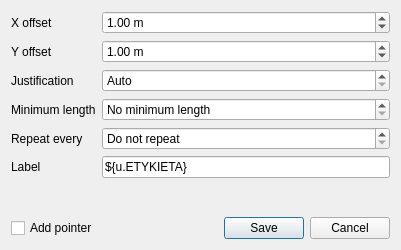
First picture: the form in labeldialog.ui, repository Kuszki/EW-Database, before the edit.
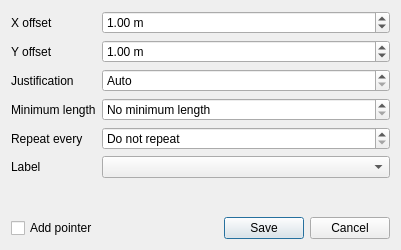
Second picture: the form after the edit. Icons and pictures are not drawn.

Commit message: Minor changes in label dialog

Diff of the .ui file:
```diff
--- a/labeldialog.ui
+++ b/labeldialog.ui
@@ -45,13 +45,6 @@
      </property>
     </widget>
    </item>
-   <item row="10" column="1">
-    <widget class="QLineEdit" name="textEdit">
-     <property name="text">
-      <string>${u.ETYKIETA}</string>
-     </property>
-    </widget>
-   </item>
    <item row="3" column="1">
     <widget class="QDoubleSpinBox" name="ySpin">
      <property name="suffix">
@@ -178,6 +171,16 @@
      </property>
     </widget>
    </item>
+   <item row="10" column="1">
+    <widget class="QComboBox" name="textCombo">
+     <property name="sizePolicy">
+      <sizepolicy hsizetype="Expanding" vsizetype="Fixed">
+       <horstretch>0</horstretch>
+       <verstretch>0</verstretch>
+      </sizepolicy>
+     </property>
+    </widget>
+   </item>
   </layout>
  </widget>
  <resources/>
```
Left out of the diff: 16 changed lines with no effect on the pictures. The commit also changes 5 other files.
